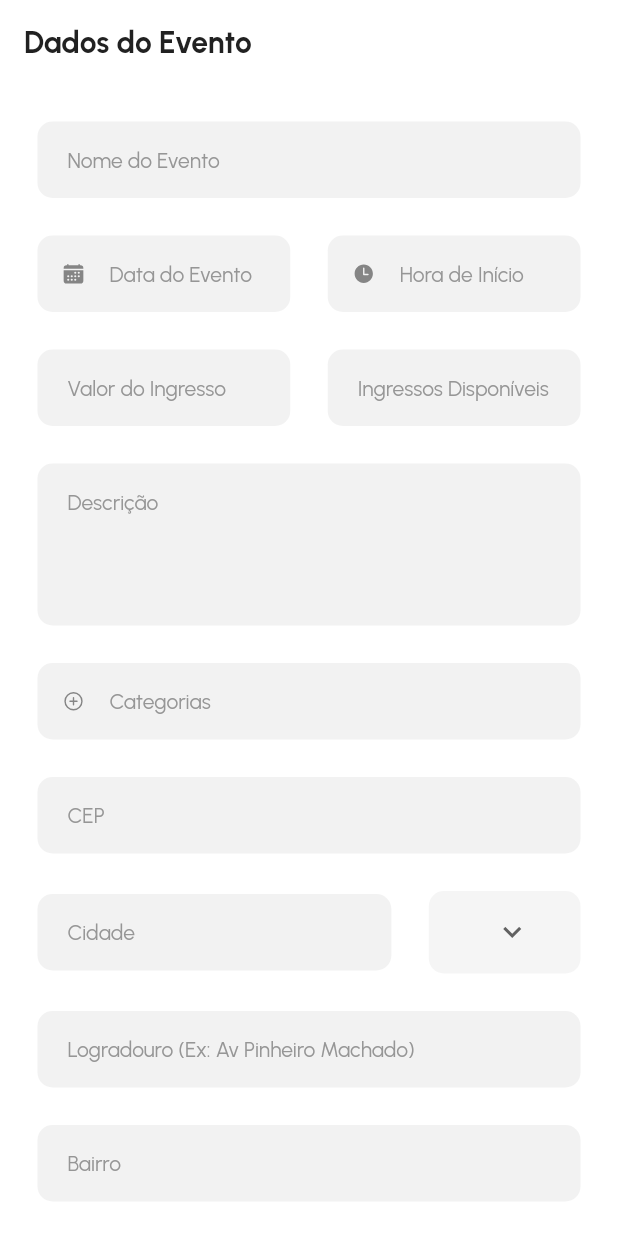
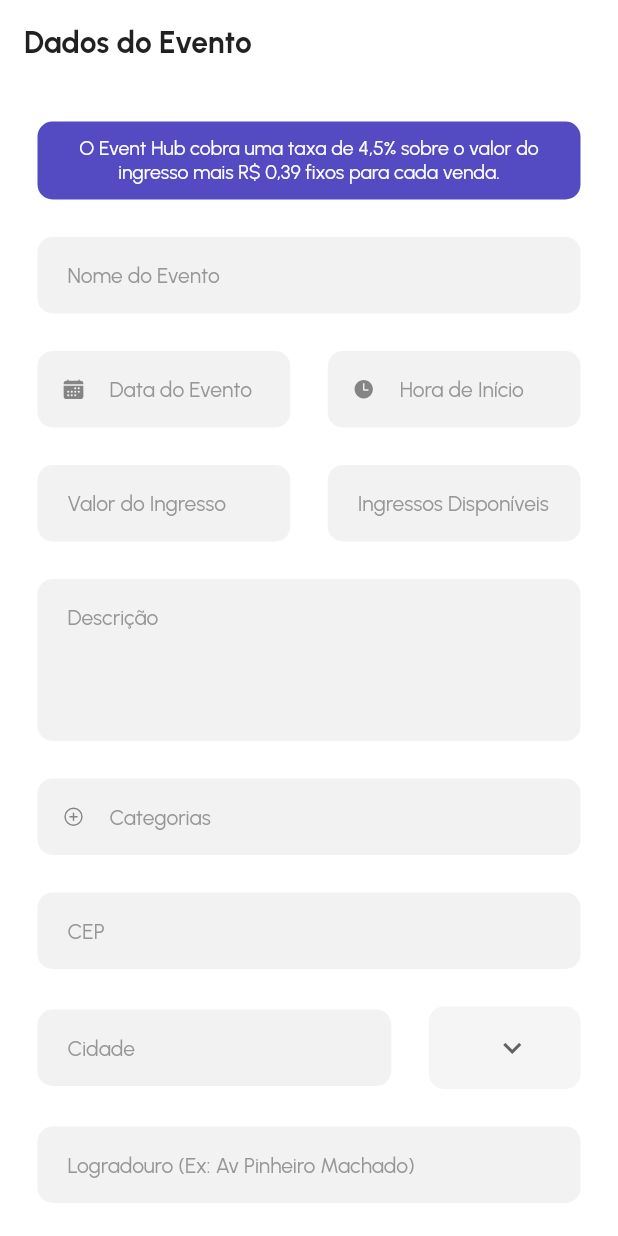
Before and after one commit to jvLarger/eventhub-flutter, a Flutter app: the EventoCadastroPage widget shown alone on an empty page, opened directly with empty values, on a phone screen of 412 x 824 dp. Run offline on Flutter 3.47's test engine with Material 2 defaults, Android fonts, the phone set to English and light mode, and no system bars; our stand-ins replace brasil_fields, carousel_slider, extended_masked_text, firebase_core, firebase_messaging, flutter_local_notifications and 8 more; missing offline and left inert: flutter_stripe; accounts and stored records are empty; network calls fail.

Commit message:
Aviso de taxa de venda

```diff
--- a/lib/presentation/views/evento/cadastro/evento_cadastro_page.dart
+++ b/lib/presentation/views/evento/cadastro/evento_cadastro_page.dart
@@ -266,6 +266,24 @@ class _EventoCadastroPageState extends State<EventoCadastroPage> {
               key: _formKey,
               child: Column(
                 children: [
+                  Container(
+                    padding: const EdgeInsets.symmetric(horizontal: 10, vertical: 10),
+                    decoration: BoxDecoration(
+                      color: colorBlue,
+                      borderRadius: BorderRadius.circular(10),
+                    ),
+                    child: const Text(
+                      "O Event Hub cobra uma taxa de 4,5% sobre o valor do ingresso mais R\$ 0,39 fixos para cada venda.",
+                      textAlign: TextAlign.center,
+                      style: TextStyle(
+                        color: Colors.white,
+                        fontSize: 13,
+                      ),
+                    ),
+                  ),
+                  const SizedBox(
+                    height: defaultPadding,
+                  ),
                   EventHubTextFormField(
                     label: "Nome do Evento",
                     controller: _nomeController,
```
